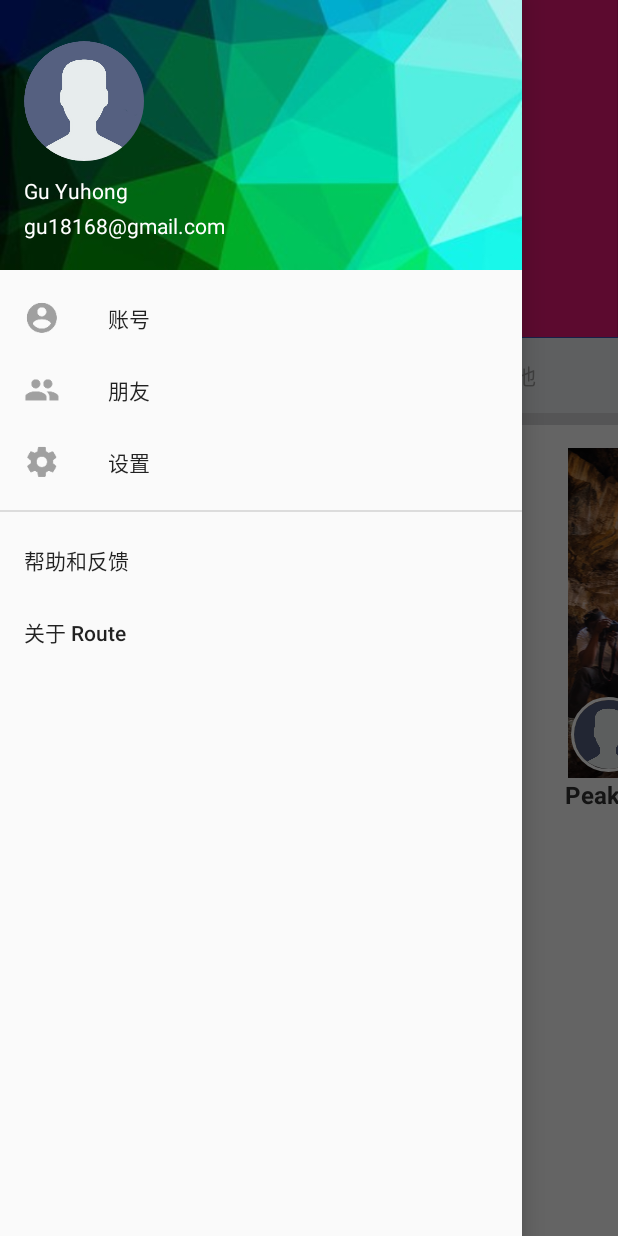
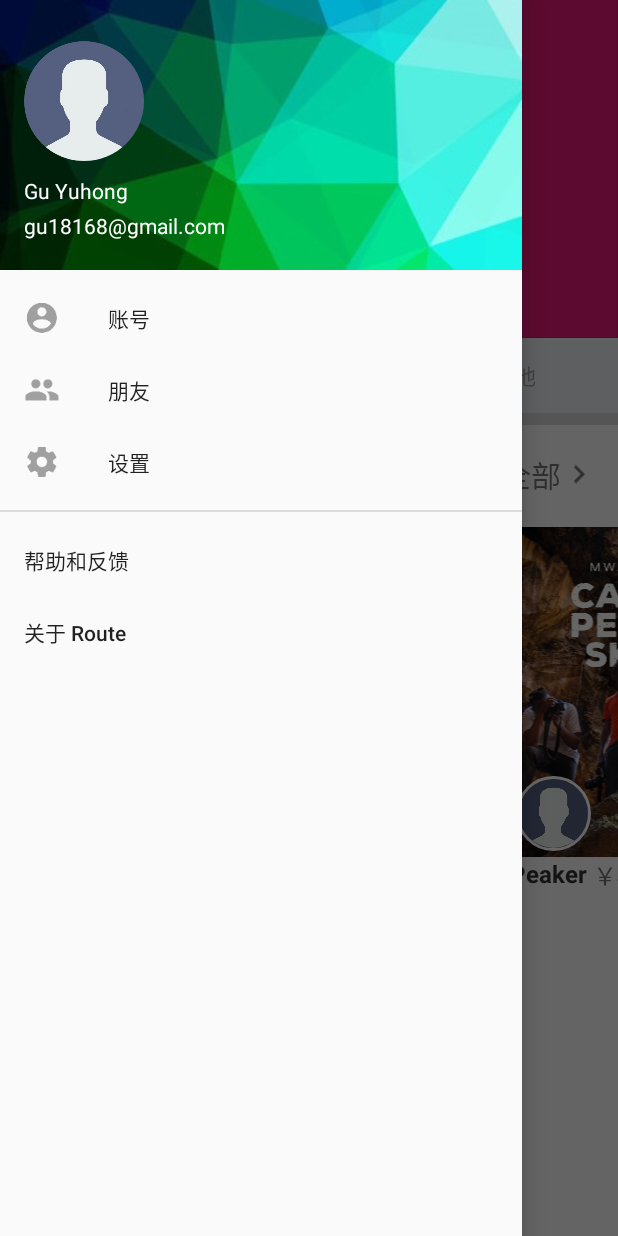
Before and after one commit to 50mengzhu/login, an Android app: the PageFragment screen opened directly, with no data from a screen before it, with the side drawer open, on a phone screen of 412 x 824 dp. Run offline under Robolectric (Android 15) with nearby library versions, the phone set to English and light mode, and no system bars; our stand-ins replace CircleImageView; libraries missing offline, so code that uses them is left out: com.arlib.floatingsearchview, org.litepal.crud; plain views replace FloatingSearchView; 3 statements that could not run were skipped.

Commit message:
修改样式

```diff
--- /dev/null
+++ b/app/src/main/res/drawable/ic_more.xml
@@ -0,0 +1,9 @@
+<vector xmlns:android="http://schemas.android.com/apk/res/android"
+        android:width="18dp"
+        android:height="18dp"
+        android:viewportWidth="18.0"
+        android:viewportHeight="18.0">
+    <path
+        android:fillColor="#FF777777"
+        android:pathData="M8.59,16.34l4.58,-4.59 -4.58,-4.59L10,5.75l6,6 -6,6z"/>
+</vector>
--- a/app/src/main/res/layout/fragment_index.xml
+++ b/app/src/main/res/layout/fragment_index.xml
@@ -4,9 +4,54 @@
               android:layout_width="match_parent"
               android:layout_height="match_parent">
 
+    <LinearLayout
+        android:layout_width="match_parent"
+        android:layout_height="wrap_content"
+        android:layout_marginTop="12dp"
+        android:layout_marginBottom="20dp"
+        android:layout_marginStart="20dp"
+        android:layout_marginLeft="20dp">
+
+        <TextView
+            android:layout_width="0dp"
+            android:layout_height="match_parent"
+            android:layout_weight="1"
+            android:gravity="bottom"
+            android:text="@string/route_title"
+            android:textSize="24sp"
+            android:textStyle="bold"
+            android:textColor="#333"/>
+
+        <LinearLayout
+            android:layout_width="wrap_content"
+            android:layout_height="match_parent"
+            android:layout_marginEnd="20dp"
+            android:layout_marginRight="20dp">
+
+            <TextView
+                android:layout_width="wrap_content"
+                android:layout_height="match_parent"
+                android:layout_gravity="end|bottom"
+                android:gravity="bottom"
+                android:text="@string/to_all"
+                android:textSize="20sp"/>
+
+            <ImageView
+                android:layout_width="wrap_content"
+                android:layout_height="match_parent"
+                android:layout_gravity="bottom"
+                android:src="@drawable/ic_more"/>
+
+        </LinearLayout>
+
+
+    </LinearLayout>
+
     <android.support.v7.widget.RecyclerView
         android:id="@+id/route_items"
         android:layout_width="match_parent"
-        android:layout_height="wrap_content" />
+        android:layout_height="wrap_content"
+        android:layout_marginStart="20dp"
+        android:layout_marginLeft="20dp"/>
 
 </LinearLayout>
--- a/app/src/main/res/layout/route_item.xml
+++ b/app/src/main/res/layout/route_item.xml
@@ -4,7 +4,8 @@
     xmlns:app="http://schemas.android.com/apk/res-auto"
     android:layout_width="wrap_content"
     android:layout_height="wrap_content"
-    android:layout_margin="15dp">
+    android:layout_marginEnd="10dp"
+    android:layout_marginRight="10dp">
 
     <FrameLayout
         android:id="@+id/route_item"
--- a/app/src/main/res/values/strings.xml
+++ b/app/src/main/res/values/strings.xml
@@ -5,4 +5,6 @@
     <string name="nav_setting">设置</string>
     <string name="nav_help">帮助和反馈</string>
     <string name="nav_about">关于 Route</string>
+    <string name="route_title">路线</string>
+    <string name="to_all">查看全部</string>
 </resources>
```
